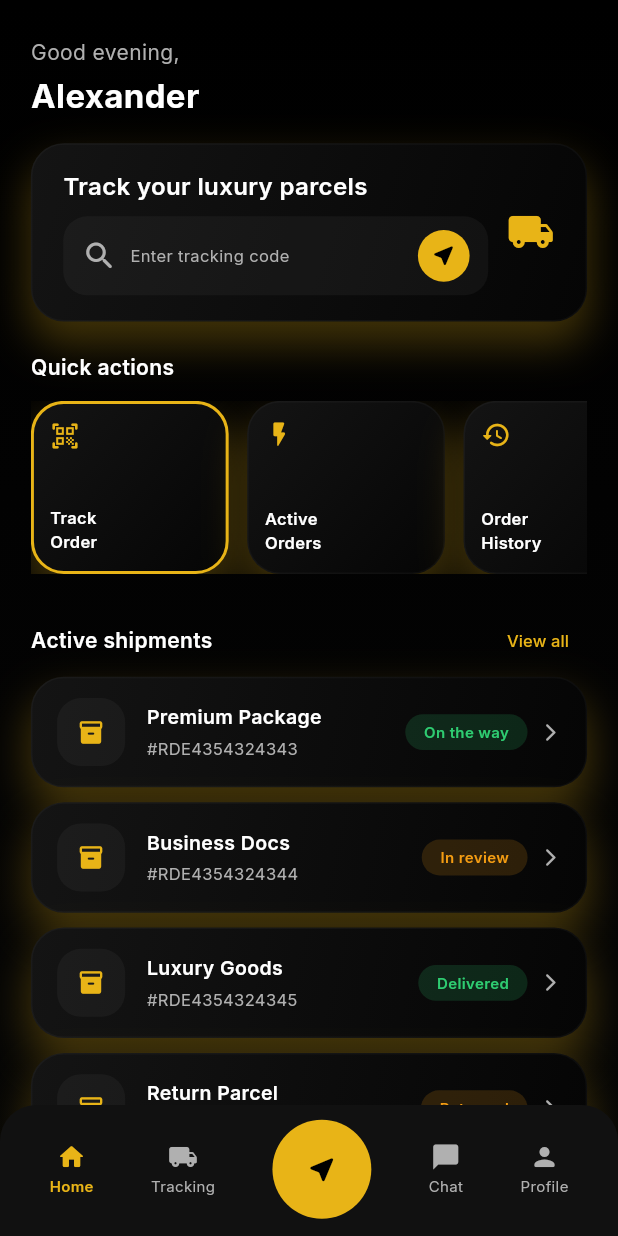
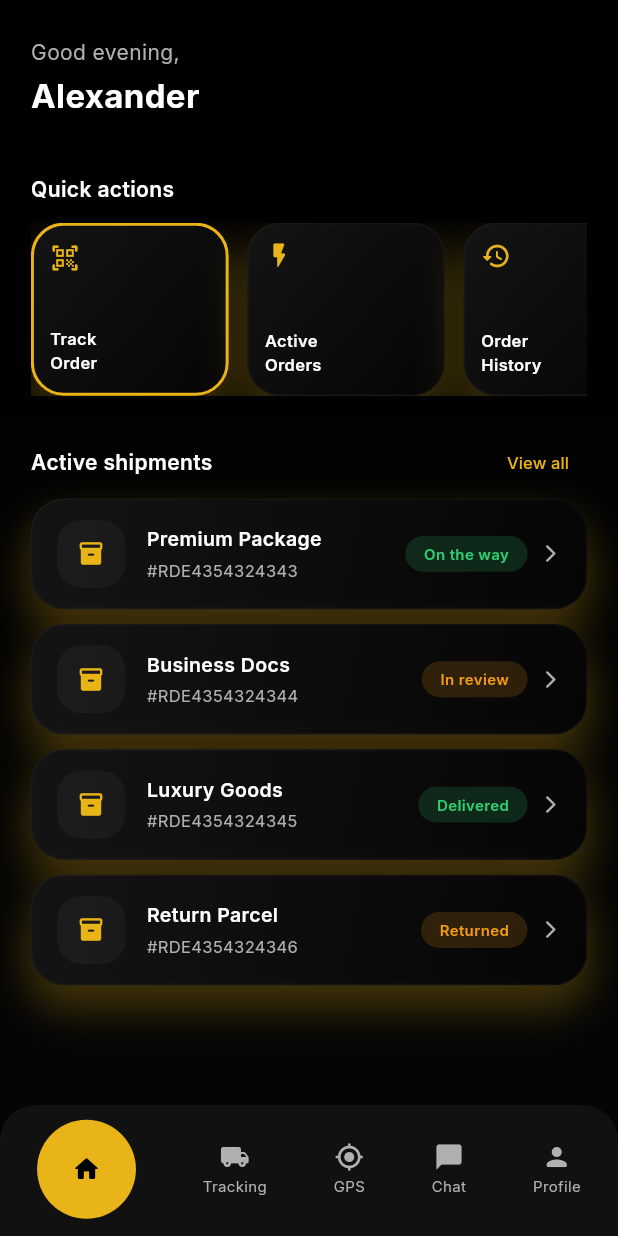
Before and after one commit to husnain-native/one-kind-express, a Flutter app: the DashboardShell screen opened by its route, on a phone screen of 412 x 824 dp. Run offline on Flutter 3.47's test engine with Material 3 defaults, Android fonts, the phone set to English and light mode, and no system bars; our stand-ins replace google_fonts, image_picker.

Commit message:
bottom nav design improved

```diff
--- a/lib/core/widgets/lux_bottom_nav.dart
+++ b/lib/core/widgets/lux_bottom_nav.dart
@@ -13,14 +13,20 @@ class LuxBottomNav extends StatelessWidget {
   final int currentIndex;
   final ValueChanged<int> onTabSelected;
 
+  static const int homeIndex = 0;
+  static const int trackingIndex = 1;
+  static const int gpsIndex = 2;
+  static const int chatIndex = 3;
+  static const int profileIndex = 4;
+
   @override
   Widget build(BuildContext context) {
     final r = Responsive(context);
 
     return Container(
       padding: EdgeInsets.only(
-        left: r.wp(8),
-        right: r.wp(8),
+        left: r.wp(6),
+        right: r.wp(6),
         bottom: r.hp(1.4) + MediaQuery.viewPaddingOf(context).bottom,
         top: r.hp(1.2),
       ),
@@ -34,29 +40,34 @@ class LuxBottomNav extends StatelessWidget {
           _NavItem(
             icon: Icons.home_rounded,
             label: 'Home',
-            isActive: currentIndex == 0,
-            onTap: () => onTabSelected(0),
+            index: homeIndex,
+            currentIndex: currentIndex,
+            onTap: () => onTabSelected(homeIndex),
           ),
           _NavItem(
             icon: Icons.local_shipping_rounded,
             label: 'Tracking',
-            isActive: currentIndex == 1,
-            onTap: () => onTabSelected(1),
+            index: trackingIndex,
+            currentIndex: currentIndex,
+            onTap: () => onTabSelected(trackingIndex),
           ),
-          _CentralFab(
-            onTap: () => onTabSelected(1),
+          _GpsNavItem(
+            isActive: currentIndex == gpsIndex,
+            onTap: () => onTabSelected(gpsIndex),
           ),
           _NavItem(
             icon: Icons.chat_bubble_rounded,
             label: 'Chat',
-            isActive: currentIndex == 2,
-            onTap: () => onTabSelected(2),
+            index: chatIndex,
+            currentIndex: currentIndex,
+            onTap: () => onTabSelected(chatIndex),
           ),
           _NavItem(
             icon: Icons.person_rounded,
             label: 'Profile',
-            isActive: currentIndex == 3,
-            onTap: () => onTabSelected(3),
+            index: profileIndex,
+            currentIndex: currentIndex,
+            onTap: () => onTabSelected(profileIndex),
           ),
         ],
       ),
@@ -68,19 +79,22 @@ class _NavItem extends StatelessWidget {
   const _NavItem({
     required this.icon,
     required this.label,
-    required this.isActive,
+    required this.index,
+    required this.currentIndex,
     required this.onTap,
   });
 
   final IconData icon;
   final String label;
-  final bool isActive;
+  final int index;
+  final int currentIndex;
   final VoidCallback onTap;
+
+  bool get isActive => currentIndex == index;
 
   @override
   Widget build(BuildContext context) {
     final r = Responsive(context);
-    final color = isActive ? AppColors.gold : AppColors.textSecondary;
 
     return GestureDetector(
       behavior: HitTestBehavior.opaque,
@@ -88,25 +102,35 @@ class _NavItem extends StatelessWidget {
       child: Column(
         mainAxisSize: MainAxisSize.min,
         children: [
-          Icon(icon, size: r.sp(20), color: color),
+          isActive
+              ? _GoldCircle(
+                  child: Icon(icon, size: r.sp(20), color: AppColors.black),
+                )
+              : Icon(icon, size: r.sp(20), color: AppColors.textSecondary),
+          if (!isActive) ...[
             SizedBox(height: r.hp(0.3)),
             Text(
               label,
               style: TextStyle(
-              color: color,
+                color: AppColors.textSecondary,
                 fontSize: r.sp(10),
-              fontWeight: isActive ? FontWeight.w600 : FontWeight.w400,
+                fontWeight: FontWeight.w400,
               ),
             ),
+          ],
         ],
       ),
     );
   }
 }
 
-class _CentralFab extends StatelessWidget {
-  const _CentralFab({required this.onTap});
+class _GpsNavItem extends StatelessWidget {
+  const _GpsNavItem({
+    required this.isActive,
+    required this.onTap,
+  });
 
+  final bool isActive;
   final VoidCallback onTap;
 
   @override
@@ -114,20 +138,59 @@ class _CentralFab extends StatelessWidget {
     final r = Responsive(context);
 
     return GestureDetector(
+      behavior: HitTestBehavior.opaque,
       onTap: onTap,
-      child: Container(
+      child: Column(
+        mainAxisSize: MainAxisSize.min,
+        children: [
+          isActive
+              ? _GoldCircle(
+                  child: Icon(
+                    Icons.gps_fixed_rounded,
+                    size: r.sp(20),
+                    color: AppColors.black,
+                  ),
+                )
+              : Icon(
+                  Icons.gps_fixed_rounded,
+                  size: r.sp(20),
+                  color: AppColors.textSecondary,
+                ),
+          if (!isActive) ...[
+            SizedBox(height: r.hp(0.3)),
+            Text(
+              'GPS',
+              style: TextStyle(
+                color: AppColors.textSecondary,
+                fontSize: r.sp(10),
+                fontWeight: FontWeight.w400,
+              ),
+            ),
+          ],
+        ],
+      ),
+    );
+  }
+}
+
+class _GoldCircle extends StatelessWidget {
+  const _GoldCircle({required this.child});
+
+  final Widget child;
+
+  @override
+  Widget build(BuildContext context) {
+    final r = Responsive(context);
+
+    return Container(
       width: r.wp(16),
       height: r.wp(16),
       decoration: const BoxDecoration(
         color: AppColors.gold,
         shape: BoxShape.circle,
       ),
-        child: Icon(
-          Icons.near_me_rounded,
-          size: r.sp(22),
-          color: AppColors.black,
-        ),
-      ),
+      alignment: Alignment.center,
+      child: child,
     );
   }
 }
--- a/lib/features/dashboard/dashboard_shell.dart
+++ b/lib/features/dashboard/dashboard_shell.dart
@@ -4,9 +4,9 @@ import '../../core/utils/responsive.dart';
 import '../../core/widgets/lux_bottom_nav.dart';
 import '../../theme/app_theme.dart';
 import '../driver/driver_profile_screen.dart';
+import '../gps/gps_screen.dart';
 import '../orders/active_order_screen.dart';
 import '../orders/all_orders_screen.dart';
-import '../orders/order_history_screen.dart';
 import 'home_screen.dart';
 
 class DashboardShell extends StatefulWidget {
@@ -26,6 +26,7 @@ class _DashboardShellState extends State<DashboardShell> {
     final pages = [
       const HomeScreen(),
       const ActiveOrderScreen(),
+      const GpsScreen(),
       const AllOrdersScreen(),
       const DriverProfileScreen(),
     ];
--- a/lib/features/dashboard/home_screen.dart
+++ b/lib/features/dashboard/home_screen.dart
@@ -34,75 +34,75 @@ class HomeScreen extends StatelessWidget {
           ),
         ),
         SizedBox(height: r.hp(2)),
-        LuxCard(
-          padding: EdgeInsets.symmetric(
-            vertical: r.hp(2),
-            horizontal: r.wp(5),
-          ),
-          child: Row(
-            children: [
-              Expanded(
-                child: Column(
-                  crossAxisAlignment: CrossAxisAlignment.start,
-                  children: [
-                    Text(
-                      'Track your luxury parcels',
-                      style: TextStyle(
-                        fontSize: r.sp(16),
-                        fontWeight: FontWeight.w600,
-                      ),
-                    ),
-                    SizedBox(height: r.hp(1)),
-                    Container(
-                      padding: EdgeInsets.symmetric(
-                        vertical: r.hp(1.1),
-                        horizontal: r.wp(3),
-                      ),
-                      decoration: BoxDecoration(
-                        color: Colors.white.withOpacity(0.04),
-                        borderRadius: BorderRadius.circular(16),
-                      ),
-                      child: Row(
-                        children: [
-                          const Icon(Icons.search_rounded,
-                              color: AppColors.textSecondary),
-                          SizedBox(width: r.wp(2)),
-                          Expanded(
-                            child: Text(
-                              'Enter tracking code',
-                              style: TextStyle(
-                                color: AppColors.textSecondary,
-                                fontSize: r.sp(11),
-                              ),
-                            ),
-                          ),
-                          Container(
-                            padding: EdgeInsets.all(r.wp(2)),
-                            decoration: const BoxDecoration(
-                              color: AppColors.gold,
-                              shape: BoxShape.circle,
-                            ),
-                            child: Icon(
-                              Icons.near_me_rounded,
-                              size: r.sp(18),
-                              color: AppColors.black,
-                            ),
-                          ),
-                        ],
-                      ),
-                    ),
-                  ],
-                ),
-              ),
-              SizedBox(width: r.wp(3)),
-              Icon(
-                Icons.local_shipping_rounded,
-                size: r.sp(32),
-                color: AppColors.gold,
-              ),
-            ],
-          ),
-        ),
+        // LuxCard(
+        //   padding: EdgeInsets.symmetric(
+        //     vertical: r.hp(2),
+        //     horizontal: r.wp(5),
+        //   ),
+        //   child: Row(
+        //     children: [
+        //       Expanded(
+        //         child: Column(
+        //           crossAxisAlignment: CrossAxisAlignment.start,
+        //           children: [
+        //             // Text(
+        //             //   'Track your luxury parcels',
+        //             //   style: TextStyle(
+        //             //     fontSize: r.sp(16),
+        //             //     fontWeight: FontWeight.w600,
+        //             //   ),
+        //             // ),
+        //             // SizedBox(height: r.hp(1)),
+        //             Container(
+        //               padding: EdgeInsets.symmetric(
+        //                 vertical: r.hp(1.1),
+        //                 horizontal: r.wp(3),
+        //               ),
+        //               decoration: BoxDecoration(
+        //                 color: Colors.white.withOpacity(0.04),
+        //                 borderRadius: BorderRadius.circular(16),
+        //               ),
+        //               child: Row(
+        //                 children: [
+        //                   const Icon(Icons.search_rounded,
+        //                       color: AppColors.textSecondary),
+        //                   SizedBox(width: r.wp(2)),
+        //                   Expanded(
+        //                     child: Text(
+        //                       'Enter tracking code',
+        //                       style: TextStyle(
+        //                         color: AppColors.textSecondary,
+        //                         fontSize: r.sp(11),
+        //                       ),
+        //                     ),
+        //                   ),
+        //                   Container(
+        //                     padding: EdgeInsets.all(r.wp(2)),
+        //                     decoration: const BoxDecoration(
+        //                       color: AppColors.gold,
+        //                       shape: BoxShape.circle,
+        //                     ),
+        //                     child: Icon(
+        //                       Icons.near_me_rounded,
+        //                       size: r.sp(18),
+        //                       color: AppColors.black,
+        //                     ),
+        //                   ),
+        //                 ],
+        //               ),
+        //             ),
+        //           ],
+        //         ),
+        //       ),
+        //       SizedBox(width: r.wp(3)),
+        //       Icon(
+        //         Icons.local_shipping_rounded,
+        //         size: r.sp(32),
+        //         color: AppColors.gold,
+        //       ),
+        //     ],
+        //   ),
+        // ),
         SizedBox(height: r.hp(2.5)),
         Text(
           'Quick actions',
--- a/lib/features/driver/driver_profile_screen.dart
+++ b/lib/features/driver/driver_profile_screen.dart
@@ -84,7 +84,6 @@ class _DriverProfileScreenState extends State<DriverProfileScreen> {
     return SingleChildScrollView(
       child: Column(
         crossAxisAlignment: CrossAxisAlignment.start,
-
         children: [
           SizedBox(height: r.hp(1)),
           _buildHeader(r),
@@ -94,8 +93,7 @@ class _DriverProfileScreenState extends State<DriverProfileScreen> {
           _buildContactCard(r),
           SizedBox(height: r.hp(1.6)),
           _buildVehicleCard(r),
-          SizedBox(height: r.hp(12)),
-          //padding: Padding(padding: EdgeInsets.only(bottom: r.hp(10))),
+          SizedBox(height: r.hp(4)),
         ],
       ),
     );
--- /dev/null
+++ b/lib/features/gps/gps_screen.dart
@@ -0,0 +1,69 @@
+import 'package:flutter/material.dart';
+
+import '../../core/utils/responsive.dart';
+import '../../core/widgets/lux_card.dart';
+import '../../theme/app_theme.dart';
+
+class GpsScreen extends StatelessWidget {
+  const GpsScreen({super.key});
+
+  @override
+  Widget build(BuildContext context) {
+    final r = Responsive(context);
+
+    return Column(
+      crossAxisAlignment: CrossAxisAlignment.start,
+      children: [
+        SizedBox(height: r.hp(1)),
+        Text(
+          'GPS',
+          style: TextStyle(
+            fontSize: r.sp(20),
+            fontWeight: FontWeight.w700,
+          ),
+        ),
+        SizedBox(height: r.hp(1)),
+        Text(
+          'Live location & navigation',
+          style: TextStyle(
+            fontSize: r.sp(12),
+            color: AppColors.textSecondary,
+          ),
+        ),
+        SizedBox(height: r.hp(3)),
+        LuxCard(
+          padding: EdgeInsets.symmetric(
+            vertical: r.hp(4),
+            horizontal: r.wp(5),
+          ),
+          child: Column(
+            children: [
+              Icon(
+                Icons.gps_fixed_rounded,
+                size: r.sp(48),
+                color: AppColors.gold,
+              ),
+              SizedBox(height: r.hp(2)),
+              Text(
+                'GPS view',
+                style: TextStyle(
+                  fontSize: r.sp(16),
+                  fontWeight: FontWeight.w600,
+                ),
+              ),
+              SizedBox(height: r.hp(1)),
+              Text(
+                'Map and live tracking will appear here when connected.',
+                textAlign: TextAlign.center,
+                style: TextStyle(
+                  fontSize: r.sp(12),
+                  color: AppColors.textSecondary,
+                ),
+              ),
+            ],
+          ),
+        ),
+      ],
+    );
+  }
+}
```
Lines whose indentation alone changed are shown as unchanged.
